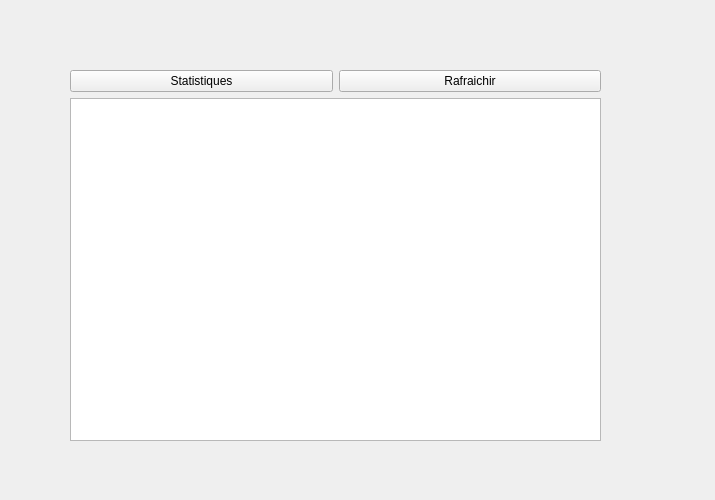
Before: the Qt Designer form src/vues/VueAdmin.ui in LudovicTagnon/EasyTicket, drawn with Qt 5.
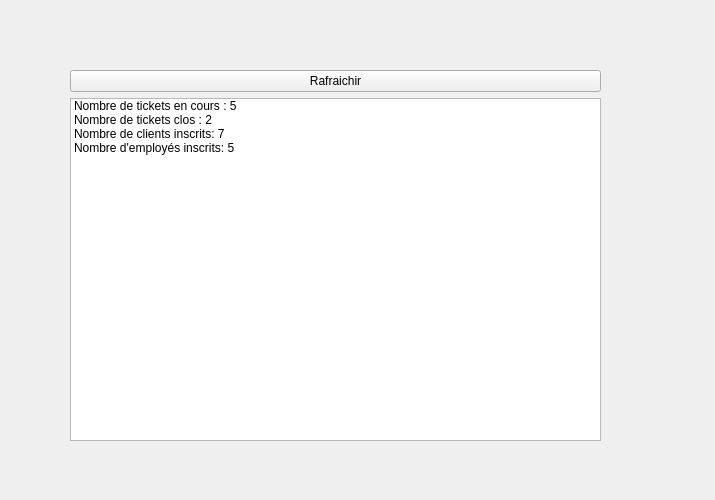
After: the same form once the commit is applied.

Patch:
```diff
--- a/src/vues/VueAdmin.ui
+++ b/src/vues/VueAdmin.ui
@@ -31,13 +31,6 @@
       <item>
        <layout class="QGridLayout" name="gridLayout">
         <item row="1" column="0">
-         <widget class="QPushButton" name="StatistiquesButton">
-          <property name="text">
-           <string>Statistiques</string>
-          </property>
-         </widget>
-        </item>
-        <item row="1" column="1">
          <widget class="QPushButton" name="RafraichirButton">
           <property name="text">
            <string>Rafraichir</string>
@@ -47,7 +40,28 @@
        </layout>
       </item>
       <item>
-       <widget class="QListView" name="listViewStats"/>
+       <widget class="QListWidget" name="listWidgetStats">
+        <item>
+         <property name="text">
+          <string>Nombre de tickets en cours : 5</string>
+         </property>
+        </item>
+        <item>
+         <property name="text">
+          <string>Nombre de tickets clos : 2</string>
+         </property>
+        </item>
+        <item>
+         <property name="text">
+          <string>Nombre de clients inscrits: 7</string>
+         </property>
+        </item>
+        <item>
+         <property name="text">
+          <string>Nombre d'employés inscrits: 5</string>
+         </property>
+        </item>
+       </widget>
       </item>
      </layout>
     </item>
```
